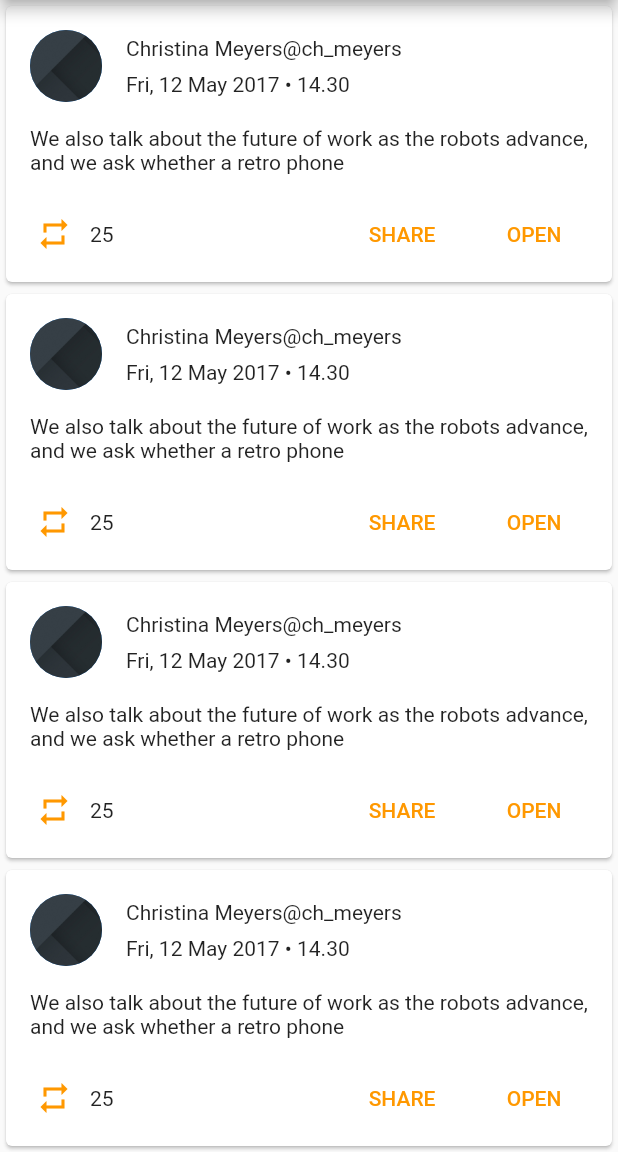
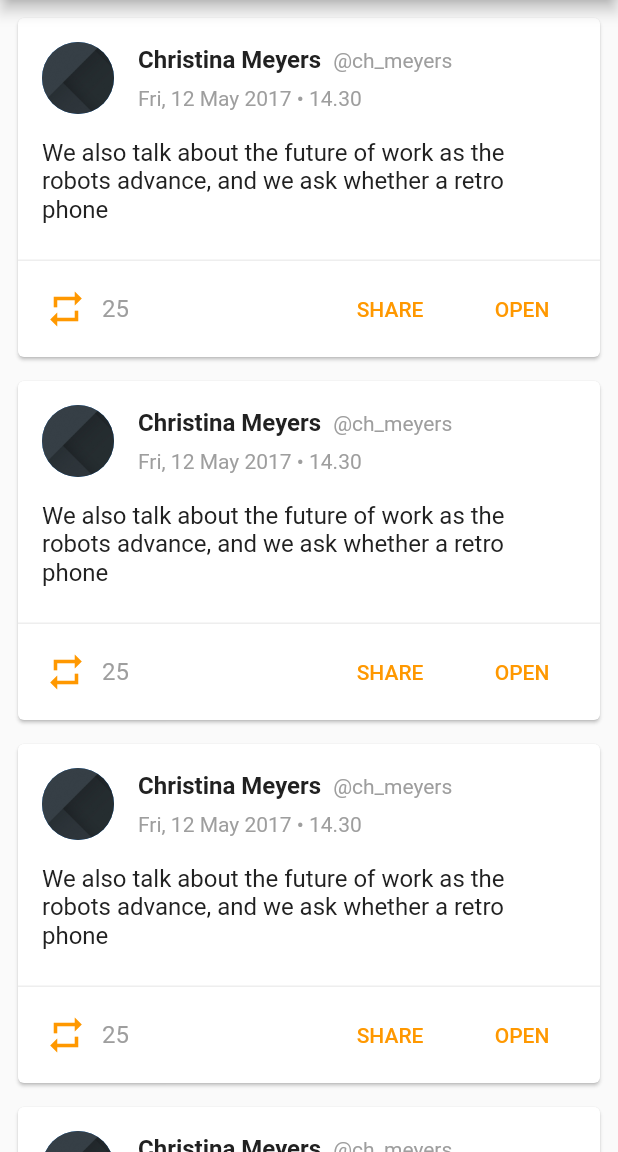
Before and after one commit to hyperionstudios/newsapp, a Flutter app: the TwitterFeed screen opened directly, on a phone screen of 412 x 824 dp, the part 84-1236 px from its top. Run offline on Flutter 3.47's test engine with Material 2 defaults, Android fonts, the phone set to English and light mode, and no system bars; our stand-ins replace shared_preferences; missing offline and left inert: page_view_indicator; accounts and stored records are empty.

Commit message:
finish twitter feed screen

```diff
--- a/lib/screens/twitter_feed.dart
+++ b/lib/screens/twitter_feed.dart
@@ -19,14 +19,19 @@ class _TwitterFeedState extends State<TwitterFeed> {
       ),
       drawer: NavigationDrawer(),
       body: ListView.builder(
+        padding: EdgeInsets.all( 8 ),
         itemBuilder: (context, position) {
-          return Card(
+          return Padding(
+            padding: const EdgeInsets.only( bottom: 8 ),
+            child: Card(
               child: Column(
                 children: <Widget>[
                   _cardHeader(),
                   _cardBody(),
+                  _drawLine(),
                   _cardFooter(),
                 ],
+              ),
             ),
           );
         },
@@ -41,7 +46,8 @@ class _TwitterFeedState extends State<TwitterFeed> {
         Padding(
           padding: const EdgeInsets.all(16),
           child: CircleAvatar(
-            backgroundImage: ExactAssetImage('assets/images/placeholder_bg.png'),
+            backgroundImage:
+                ExactAssetImage('assets/images/placeholder_bg.png'),
             radius: 24,
           ),
         ),
@@ -50,12 +56,32 @@ class _TwitterFeedState extends State<TwitterFeed> {
           children: <Widget>[
             Row(
               children: <Widget>[
-                Text( 'Christina Meyers' ),
-                Text( '@ch_meyers' ),
+                Text(
+                  'Christina Meyers',
+                  style: TextStyle(
+                    color: Colors.grey.shade900,
+                    fontSize: 16,
+                    fontWeight: FontWeight.w600,
+                  ),
+                ),
+                SizedBox(
+                  width: 8,
+                ),
+                Text(
+                  '@ch_meyers',
+                  style: TextStyle(
+                    color: Colors.grey,
+                  ),
+                ),
               ],
             ),
-            SizedBox( height: 8, ),
-            Text( 'Fri, 12 May 2017 • 14.30' ),
+            SizedBox(
+              height: 8,
+            ),
+            Text(
+              'Fri, 12 May 2017 • 14.30',
+              style: TextStyle(color: Colors.grey),
+            ),
           ],
         ),
       ],
@@ -64,8 +90,10 @@ class _TwitterFeedState extends State<TwitterFeed> {
 
   Widget _cardBody() {
     return Padding(
-      padding: const EdgeInsets.only( left: 16, right: 16 , bottom: 8 ),
-      child: Text( 'We also talk about the future of work as the robots advance, and we ask whether a retro phone' ),
+      padding: const EdgeInsets.only(left: 16, right: 16, bottom: 8),
+      child: Text(
+          'We also talk about the future of work as the robots advance, and we ask whether a retro phone' ,
+      style: TextStyle( fontSize: 16 , height: 1.2 , color: Colors.grey.shade900 ),),
     );
   }
 
@@ -77,18 +105,48 @@ class _TwitterFeedState extends State<TwitterFeed> {
         children: <Widget>[
           Row(
             children: <Widget>[
-              IconButton(icon: Icon( Icons.repeat ), color: Colors.orange ,onPressed: (){}),
-              Text( '25' )
+              IconButton(
+                  icon: Icon(
+                    Icons.repeat,
+                    size: 28,
+                  ),
+                  color: Colors.orange,
+                  onPressed: () {}),
+              Text(
+                '25',
+                style: TextStyle(
+                  color: Colors.grey,
+                  fontSize: 16,
+                ),
+              )
             ],
           ),
           Row(
             children: <Widget>[
-              FlatButton(onPressed: (){}, child: Text('SHARE' , style: TextStyle( color: Colors.orange ),)),
-              FlatButton(onPressed: (){}, child: Text('OPEN' , style: TextStyle( color: Colors.orange) , )),
+              FlatButton(
+                  onPressed: () {},
+                  child: Text(
+                    'SHARE',
+                    style: TextStyle(color: Colors.orange),
+                  )),
+              FlatButton(
+                  onPressed: () {},
+                  child: Text(
+                    'OPEN',
+                    style: TextStyle(color: Colors.orange),
+                  )),
             ],
           ),
         ],
       ),
     );
   }
+
+  Widget _drawLine() {
+    return Container(
+      height: 1,
+      color: Colors.grey.shade200,
+      margin: EdgeInsets.only( top: 16 ),
+    );
   }
+}
```
Lines whose indentation alone changed are shown as unchanged.
